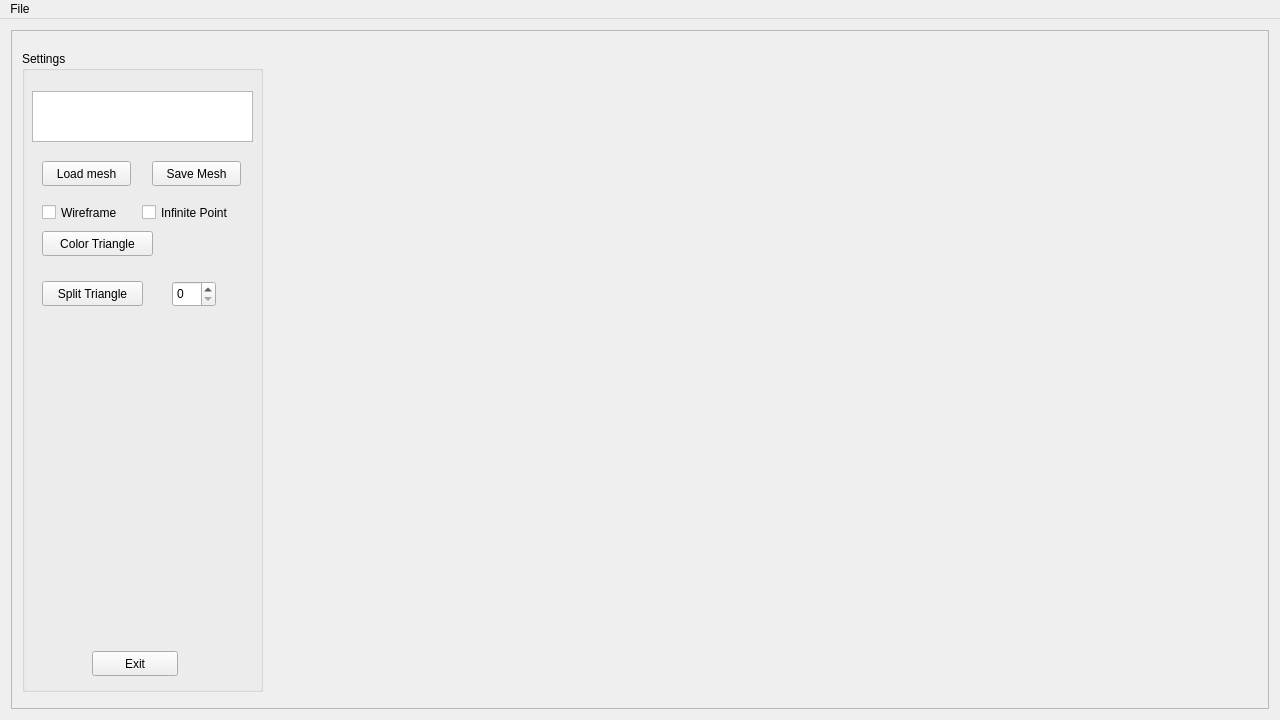
The window that Source/mainwindow.ui (ljsp/Mesh_Computer_Geometry) describes before a commit, drawn with Qt 5.
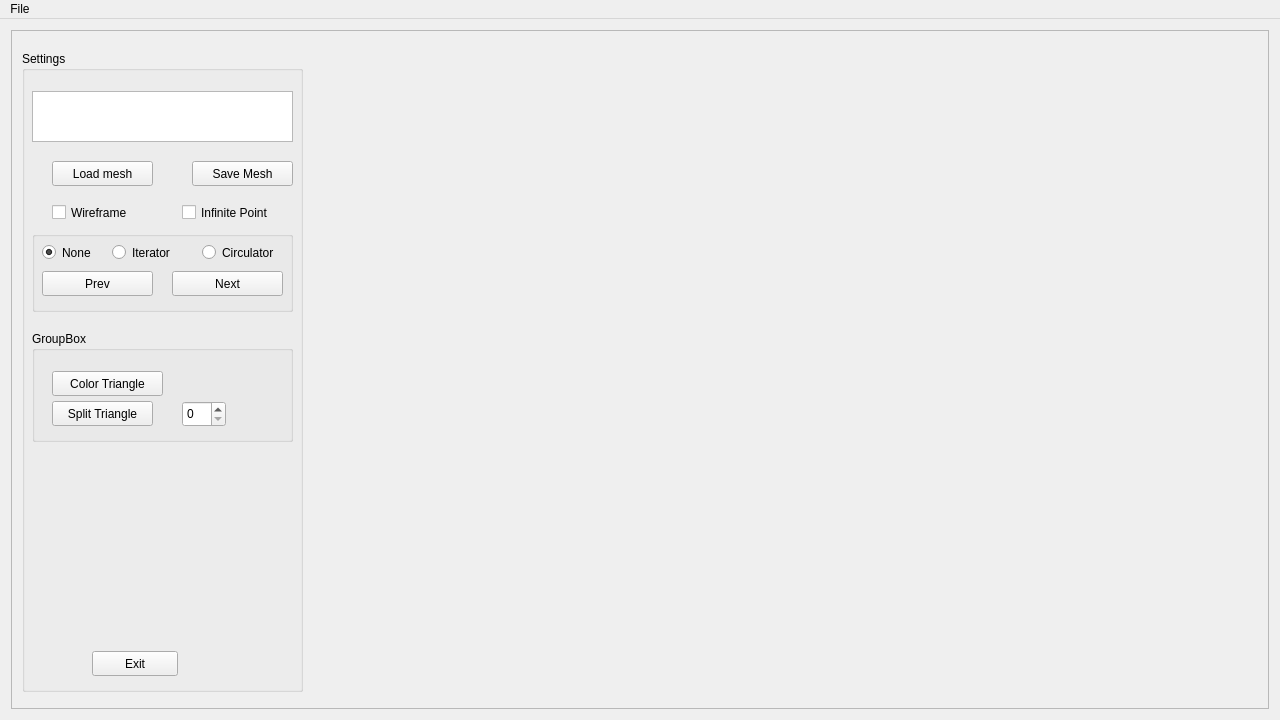
The same window after the commit. Icons and pictures are not drawn. Custom widgets are drawn as their Qt base class.

Commit message: Improv: drawing of Iterators & Circulators

What changed in the file:
```diff
--- a/Source/mainwindow.ui
+++ b/Source/mainwindow.ui
@@ -68,7 +68,7 @@
            <rect>
             <x>10</x>
             <y>20</y>
-            <width>241</width>
+            <width>281</width>
             <height>641</height>
            </rect>
           </property>
@@ -94,7 +94,7 @@
           <widget class="QCheckBox" name="wireframe_checkbox">
            <property name="geometry">
             <rect>
-             <x>20</x>
+             <x>30</x>
              <y>150</y>
              <width>92</width>
              <height>23</height>
@@ -107,9 +107,9 @@
           <widget class="QPushButton" name="load_button">
            <property name="geometry">
             <rect>
-             <x>20</x>
+             <x>30</x>
              <y>110</y>
-             <width>89</width>
+             <width>101</width>
              <height>25</height>
             </rect>
            </property>
@@ -120,9 +120,9 @@
           <widget class="QPushButton" name="save_button">
            <property name="geometry">
             <rect>
-             <x>130</x>
+             <x>170</x>
              <y>110</y>
-             <width>89</width>
+             <width>101</width>
              <height>25</height>
             </rect>
            </property>
@@ -133,7 +133,7 @@
           <widget class="QCheckBox" name="inf_point_checkbox">
            <property name="geometry">
             <rect>
-             <x>120</x>
+             <x>160</x>
              <y>150</y>
              <width>121</width>
              <height>23</height>
@@ -148,46 +148,140 @@
             <rect>
              <x>10</x>
              <y>40</y>
-             <width>221</width>
+             <width>261</width>
              <height>51</height>
             </rect>
            </property>
           </widget>
-          <widget class="QPushButton" name="color_triangle">
+          <widget class="QGroupBox" name="itv_and_cf_box">
            <property name="geometry">
             <rect>
-             <x>20</x>
+             <x>10</x>
              <y>180</y>
-             <width>111</width>
-             <height>25</height>
+             <width>261</width>
+             <height>81</height>
             </rect>
            </property>
-           <property name="text">
-            <string>Color Triangle</string>
+           <property name="title">
+            <string/>
            </property>
+           <widget class="QRadioButton" name="it_cf_radio_cf">
+            <property name="geometry">
+             <rect>
+              <x>170</x>
+              <y>10</y>
+              <width>91</width>
+              <height>23</height>
+             </rect>
+            </property>
+            <property name="text">
+             <string>Circulator</string>
+            </property>
+           </widget>
+           <widget class="QRadioButton" name="it_cf_radio_none">
+            <property name="geometry">
+             <rect>
+              <x>10</x>
+              <y>10</y>
+              <width>81</width>
+              <height>23</height>
+             </rect>
+            </property>
+            <property name="text">
+             <string>None</string>
+            </property>
+            <property name="checked">
+             <bool>true</bool>
+            </property>
+           </widget>
+           <widget class="QPushButton" name="it_cf_next_button">
+            <property name="geometry">
+             <rect>
+              <x>140</x>
+              <y>40</y>
+              <width>111</width>
+              <height>25</height>
+             </rect>
+            </property>
+            <property name="text">
+             <string>Next</string>
+            </property>
+           </widget>
+           <widget class="QRadioButton" name="it_cf_radio_itf">
+            <property name="geometry">
+             <rect>
+              <x>80</x>
+              <y>10</y>
+              <width>81</width>
+              <height>23</height>
+             </rect>
+            </property>
+            <property name="text">
+             <string>Iterator</string>
+            </property>
+           </widget>
+           <widget class="QPushButton" name="it_cf_prev_button">
+            <property name="geometry">
+             <rect>
+              <x>10</x>
+              <y>40</y>
+              <width>111</width>
+              <height>25</height>
+             </rect>
+            </property>
+            <property name="text">
+             <string>Prev</string>
+            </property>
+           </widget>
           </widget>
-          <widget class="QPushButton" name="splitButton">
+          <widget class="QGroupBox" name="groupBox_2">
            <property name="geometry">
             <rect>
-             <x>20</x>
-             <y>230</y>
-             <width>101</width>
-             <height>25</height>
+             <x>10</x>
+             <y>280</y>
+             <width>261</width>
+             <height>111</height>
             </rect>
            </property>
-           <property name="text">
-            <string>Split Triangle</string>
+           <property name="title">
+            <string>GroupBox</string>
            </property>
-          </widget>
-          <widget class="QSpinBox" name="numberSplitSpinBox">
-           <property name="geometry">
-            <rect>
-             <x>150</x>
-             <y>230</y>
-             <width>44</width>
-             <height>26</height>
-            </rect>
-           </property>
+           <widget class="QSpinBox" name="numberSplitSpinBox">
+            <property name="geometry">
+             <rect>
+              <x>150</x>
+              <y>70</y>
+              <width>44</width>
+              <height>26</height>
+             </rect>
+            </property>
+           </widget>
+           <widget class="QPushButton" name="splitButton">
+            <property name="geometry">
+             <rect>
+              <x>20</x>
+              <y>70</y>
+              <width>101</width>
+              <height>25</height>
+             </rect>
+            </property>
+            <property name="text">
+             <string>Split Triangle</string>
+            </property>
+           </widget>
+           <widget class="QPushButton" name="color_triangle">
+            <property name="geometry">
+             <rect>
+              <x>20</x>
+              <y>40</y>
+              <width>111</width>
+              <height>25</height>
+             </rect>
+            </property>
+            <property name="text">
+             <string>Color Triangle</string>
+            </property>
+           </widget>
           </widget>
          </widget>
         </widget>
```
The commit also changes 15 other files.
